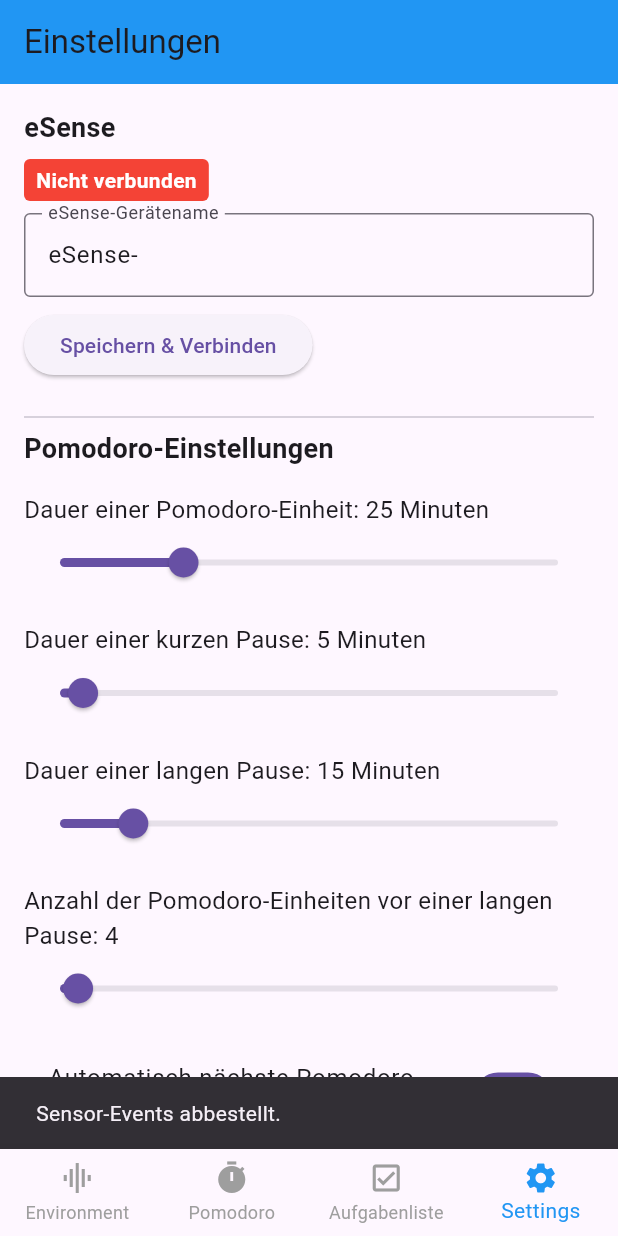
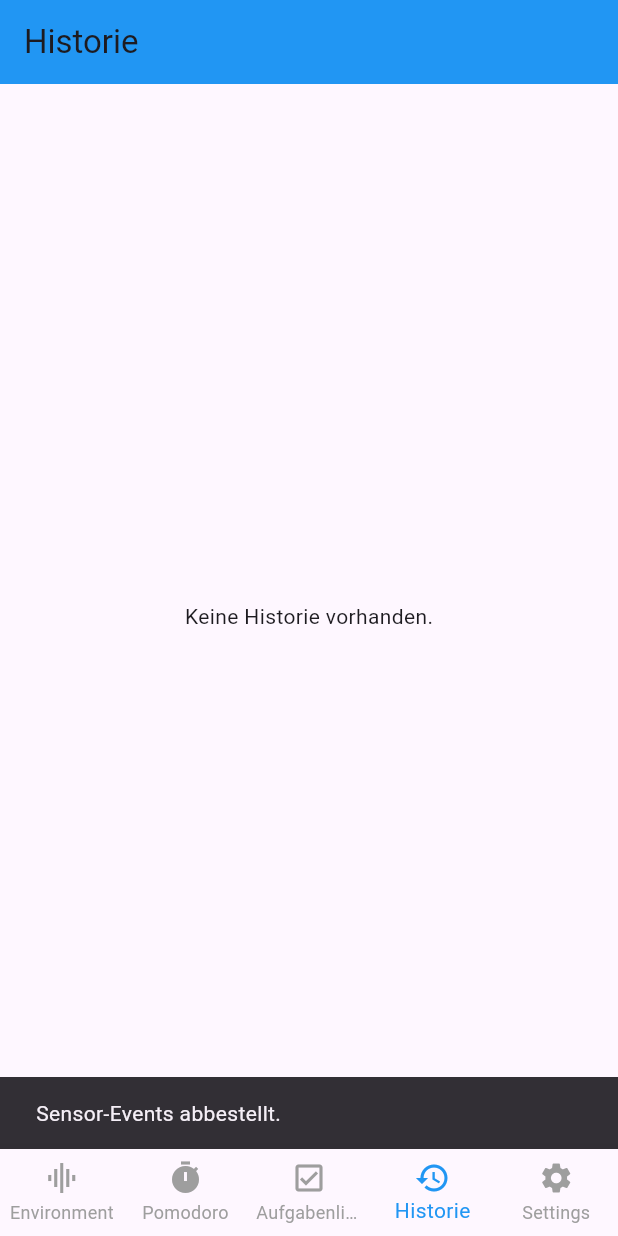
Before and after one commit to jakub-suliga/app, a Flutter app: the BottomNavScreen screen opened directly, item 4 of the bottom bar chosen, on a phone screen of 412 x 824 dp. Run offline on Flutter 3.47's test engine with Material 3 defaults, Android fonts, the phone set to English and light mode, and no system bars; our stand-ins replace audioplayers, bloc, equatable, flutter_bloc, permission_handler, shared_preferences; missing offline and left inert: esense_flutter; accounts and stored records are empty.

Commit message:
Implement history tracking feature with HistoryRepository and HistoryCubit; add HistoryEntryModel and PomodoroDetail for data management; update navigation to include HistoryScreen.

```diff
--- a/lib/core/app_router.dart
+++ b/lib/core/app_router.dart
@@ -1,9 +1,12 @@
+// lib/core/app_router.dart
+
 import 'package:flutter/material.dart';
 import '../presentation/screens/bottom_nav_screen.dart';
 import '../presentation/screens/environment_screen.dart';
 import '../presentation/screens/pomodoro_screen.dart';
 import '../presentation/screens/tasks_screen.dart';
 import '../presentation/screens/settings_screen.dart';
+import '../presentation/screens/history_screen.dart'; // Importiere den HistoryScreen
 
 class AppRouter {
   static Route onGenerateRoute(RouteSettings settings) {
@@ -23,6 +26,9 @@
       case '/settings':
         return MaterialPageRoute(builder: (_) => const SettingsScreen());
 
+      case '/history':
+        return MaterialPageRoute(builder: (_) => const HistoryScreen()); // Neue Route
+
       default:
         return MaterialPageRoute(builder: (_) => const BottomNavScreen());
     }
--- /dev/null
+++ b/lib/data/models/history_entry_model.dart
@@ -0,0 +1,72 @@
+// lib/data/models/history_entry_model.dart
+
+import 'package:equatable/equatable.dart';
+
+class HistoryEntryModel extends Equatable {
+  final DateTime date;
+  final int pomodoroCount;
+  final List<PomodoroDetail> pomodoros;
+
+  const HistoryEntryModel({
+    required this.date,
+    required this.pomodoroCount,
+    required this.pomodoros,
+  });
+
+  factory HistoryEntryModel.fromJson(Map<String, dynamic> json) {
+    return HistoryEntryModel(
+      date: DateTime.parse(json['date']),
+      pomodoroCount: json['pomodoroCount'],
+      pomodoros: (json['pomodoros'] as List)
+          .map((e) => PomodoroDetail.fromJson(e))
+          .toList(),
+    );
+  }
+
+  Map<String, dynamic> toJson() => {
+        'date': date.toIso8601String(),
+        'pomodoroCount': pomodoroCount,
+        'pomodoros': pomodoros.map((e) => e.toJson()).toList(),
+      };
+
+  // Hinzufügen der copyWith-Methode
+  HistoryEntryModel copyWith({
+    DateTime? date,
+    int? pomodoroCount,
+    List<PomodoroDetail>? pomodoros,
+  }) {
+    return HistoryEntryModel(
+      date: date ?? this.date,
+      pomodoroCount: pomodoroCount ?? this.pomodoroCount,
+      pomodoros: pomodoros ?? this.pomodoros,
+    );
+  }
+
+  @override
+  List<Object?> get props => [date, pomodoroCount, pomodoros];
+}
+
+class PomodoroDetail extends Equatable {
+  final Duration duration;
+  final String taskTitle;
+
+  const PomodoroDetail({
+    required this.duration,
+    required this.taskTitle,
+  });
+
+  factory PomodoroDetail.fromJson(Map<String, dynamic> json) {
+    return PomodoroDetail(
+      duration: Duration(minutes: json['durationMinutes']),
+      taskTitle: json['taskTitle'],
+    );
+  }
+
+  Map<String, dynamic> toJson() => {
+        'durationMinutes': duration.inMinutes,
+        'taskTitle': taskTitle,
+      };
+
+  @override
+  List<Object?> get props => [duration, taskTitle];
+}
--- /dev/null
+++ b/lib/data/repositories/history_repository.dart
@@ -0,0 +1,18 @@
+// lib/data/repositories/history_repository.dart
+
+import '../data_providers/history_data_provider.dart';
+import '../models/history_entry_model.dart';
+
+class HistoryRepository {
+  final HistoryDataProvider dataProvider;
+
+  HistoryRepository({required this.dataProvider});
+
+  Future<List<HistoryEntryModel>> getHistory() => dataProvider.loadHistory();
+
+  Future<void> addHistoryEntry(HistoryEntryModel entry) =>
+      dataProvider.addEntry(entry);
+
+  Future<void> saveHistory(List<HistoryEntryModel> history) =>
+      dataProvider.saveHistory(history);
+}
--- /dev/null
+++ b/lib/logic/history/history_state.dart
@@ -0,0 +1,32 @@
+// lib/logic/history/history_state.dart
+
+part of 'history_cubit.dart';
+
+abstract class HistoryState extends Equatable {
+  const HistoryState();
+
+  @override
+  List<Object> get props => [];
+}
+
+class HistoryInitial extends HistoryState {}
+
+class HistoryLoading extends HistoryState {}
+
+class HistoryLoaded extends HistoryState {
+  final List<HistoryEntryModel> history;
+
+  const HistoryLoaded(this.history);
+
+  @override
+  List<Object> get props => [history];
+}
+
+class HistoryError extends HistoryState {
+  final String message;
+
+  const HistoryError(this.message);
+
+  @override
+  List<Object> get props => [message];
+}
--- a/lib/logic/tasks/tasks_cubit.dart
+++ b/lib/logic/tasks/tasks_cubit.dart
@@ -1,13 +1,18 @@
 // lib/logic/tasks/tasks_cubit.dart
 
+import 'package:flutter/material.dart';
 import 'package:flutter_bloc/flutter_bloc.dart';
 import 'package:equatable/equatable.dart';
 import '../../data/models/task_model.dart';
+import '../../logic/history/history_cubit.dart';
+import '../../data/models/history_entry_model.dart'; // Importiere PomodoroDetail
 
 part 'tasks_state.dart';
 
 class TasksCubit extends Cubit<TasksState> {
-  TasksCubit() : super(TasksInitial());
+  final HistoryCubit historyCubit; // Füge HistoryCubit hinzu
+
+  TasksCubit({required this.historyCubit}) : super(TasksInitial());
 
   final List<TaskModel> _tasks = [];
 
@@ -85,4 +90,20 @@
         return 2; // Standardpriorität
     }
   }
+
+  /// Methode zum Hinzufügen einer abgeschlossenen Pomodoro-Session zur Historie
+  void addCompletedPomodoro(TaskModel task, Duration duration) {
+    final pomodoroDetail = PomodoroDetail(
+      duration: duration,
+      taskTitle: task.title,
+    );
+    final today = DateTime.now();
+    historyCubit.addPomodoro(today, pomodoroDetail).then((_) {
+      // Optional: Zeige eine Bestätigung an, dass die Historie aktualisiert wurde
+      debugPrint('Pomodoro zur Historie hinzugefügt.');
+    }).catchError((error) {
+      // Fehlerbehandlung
+      debugPrint('Fehler beim Hinzufügen der Pomodoro zur Historie: $error');
+    });
+  }
 }
--- a/lib/presentation/screens/bottom_nav_screen.dart
+++ b/lib/presentation/screens/bottom_nav_screen.dart
@@ -5,6 +5,7 @@
 import 'tasks_screen.dart';
 import 'environment_screen.dart';
 import 'settings_screen.dart';
+import 'history_screen.dart'; // Importiere den HistoryScreen
 
 class BottomNavScreen extends StatefulWidget {
   const BottomNavScreen({super.key});
@@ -18,8 +19,9 @@
 
   final List<_NavItem> allItems = [
     _NavItem(label: 'Environment', icon: Icons.graphic_eq, widget: const EnvironmentScreen()),
-    _NavItem(label: 'Pomodoro', icon: Icons.timer, widget: PomodoroScreen()),
+    _NavItem(label: 'Pomodoro', icon: Icons.timer, widget: const PomodoroScreen()),
     _NavItem(label: 'Aufgabenliste', icon: Icons.check_box_outlined, widget: const TasksScreen()),
+    _NavItem(label: 'Historie', icon: Icons.history, widget: const HistoryScreen()), // Neuer Navigationspunkt
     _NavItem(label: 'Settings', icon: Icons.settings, widget: const SettingsScreen()),
   ];
 
--- /dev/null
+++ b/lib/presentation/screens/history_screen.dart
@@ -0,0 +1,75 @@
+// lib/presentation/screens/history_screen.dart
+
+import 'package:flutter/material.dart';
+import 'package:flutter_bloc/flutter_bloc.dart';
+import '../../logic/history/history_cubit.dart';
+import '../../data/models/history_entry_model.dart';
+import 'package:intl/intl.dart';
+
+class HistoryScreen extends StatelessWidget {
+  const HistoryScreen({super.key});
+
+  @override
+  Widget build(BuildContext context) {
+    return BlocBuilder<HistoryCubit, HistoryState>(
+      builder: (context, state) {
+        if (state is HistoryLoading) {
+          return Scaffold(
+            appBar: AppBar(
+              title: Text('Historie'),
+            ),
+            body: Center(child: CircularProgressIndicator()),
+          );
+        } else if (state is HistoryLoaded) {
+          if (state.history.isEmpty) {
+            return Scaffold(
+              appBar: AppBar(
+                title: Text('Historie'),
+              ),
+              body: Center(child: Text('Keine Historie vorhanden.')),
+            );
+          }
+          return Scaffold(
+            appBar: AppBar(
+              title: const Text('Historie'),
+            ),
+            body: ListView.builder(
+              itemCount: state.history.length,
+              itemBuilder: (context, index) {
+                final entry = state.history[index];
+                final formattedDate =
+                    DateFormat.yMMMMd().format(entry.date);
+                return ExpansionTile(
+                  title: Text(formattedDate),
+                  subtitle: Text('${entry.pomodoroCount} Pomodoro(s)'),
+                  children: entry.pomodoros.map((pomodoro) {
+                    return ListTile(
+                      leading: const Icon(Icons.timer),
+                      title: Text(
+                          '${pomodoro.duration.inMinutes} Minuten'),
+                      subtitle: Text('Aufgabe: ${pomodoro.taskTitle}'),
+                    );
+                  }).toList(),
+                );
+              },
+            ),
+          );
+        } else if (state is HistoryError) {
+          return Scaffold(
+            appBar: AppBar(
+              title: const Text('Historie'),
+            ),
+            body: Center(child: Text(state.message)),
+          );
+        } else {
+          return Scaffold(
+            appBar: AppBar(
+              title: Text('Historie'),
+            ),
+            body: SizedBox.shrink(),
+          );
+        }
+      },
+    );
+  }
+}
```
Also changed, not shown: lib/data/data_providers/history_data_provider.dart (added, +32 -0 lines), lib/logic/history/history_cubit.dart (added, +69 -0 lines), lib/main.dart (+57 -7 lines), lib/presentation/screens/pomodoro_screen.dart (+23 -2 lines), lib/core/app.dart (line endings or trailing spaces).
